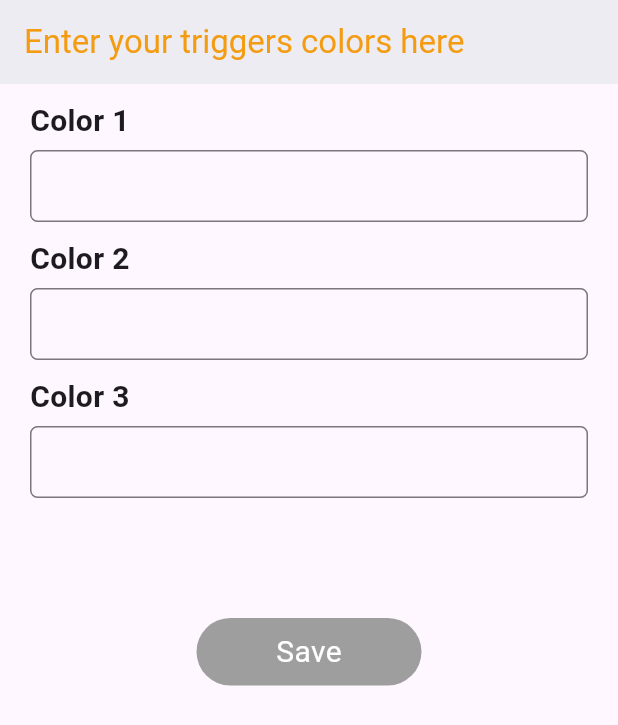
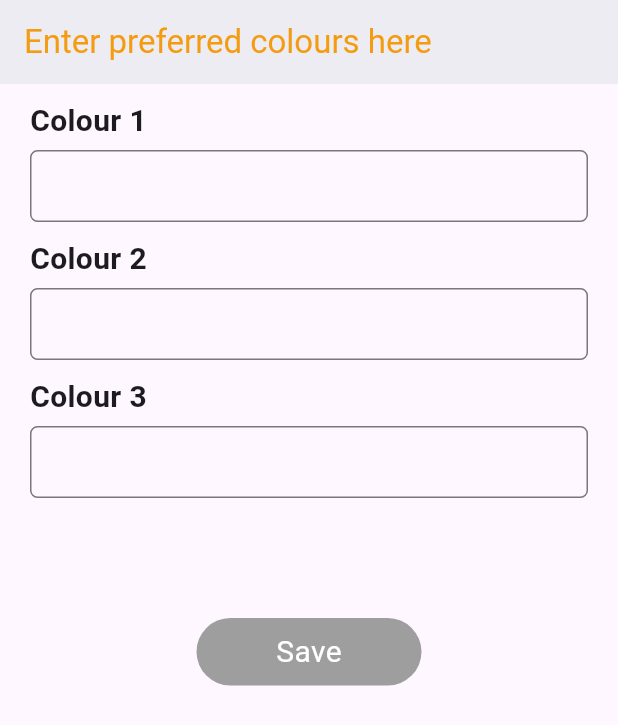
Before and after one commit to gvafram3/kudiAcess, a Flutter app: the ColorTriggerPage screen opened directly, on a phone screen of 412 x 824 dp. Shown: the top 725 px of the screen. Run offline on Flutter 3.47's test engine with Material 3 defaults, Android fonts, the phone set to English and light mode, and no system bars; our stand-ins replace carousel_slider, cloud_firestore, dotted_border, file_picker, firebase_auth, firebase_core and 8 more; accounts and stored records are empty.

Commit message:
Changing the trigger page colour text

```diff
--- a/lib/screens/pick_colour.dart
+++ b/lib/screens/pick_colour.dart
@@ -29,7 +29,7 @@ class PickColorScreen extends ConsumerWidget {
                     mainAxisAlignment: MainAxisAlignment.spaceAround,
                     children: [
                       Text(
-                        'Select colors for App',
+                        'Select colours for App',
                         style: TextStyle(
                           fontSize: 26,
                           color: colorState.generatedColors[2],
--- a/lib/screens/trigger_colors.dart
+++ b/lib/screens/trigger_colors.dart
@@ -78,7 +78,7 @@ class _ColorTriggerPageState extends State<ColorTriggerPage> {
         backgroundColor: Colors.white,
         automaticallyImplyLeading: false,
         title: const Text(
-          "Enter your triggers colors here",
+          "Enter preferred colours here",
           style: TextStyle(color: Color.fromRGBO(243, 156, 18, 3)),
         ),
       ),
@@ -92,7 +92,7 @@ class _ColorTriggerPageState extends State<ColorTriggerPage> {
                 height: 10,
               ),
               const Text(
-                "Color 1",
+                "Colour 1",
                 style: TextStyle(fontSize: 20, fontWeight: FontWeight.bold),
               ),
               const SizedBox(
@@ -111,7 +111,7 @@ class _ColorTriggerPageState extends State<ColorTriggerPage> {
                 height: 10,
               ),
               const Text(
-                "Color 2",
+                "Colour 2",
                 style: TextStyle(fontSize: 20, fontWeight: FontWeight.bold),
               ),
               const SizedBox(
@@ -130,7 +130,7 @@ class _ColorTriggerPageState extends State<ColorTriggerPage> {
                 height: 10,
               ),
               const Text(
-                "Color 3",
+                "Colour 3",
                 style: TextStyle(fontSize: 20, fontWeight: FontWeight.bold),
               ),
               const SizedBox(
```
Also changed, not shown: pubspec.lock.
